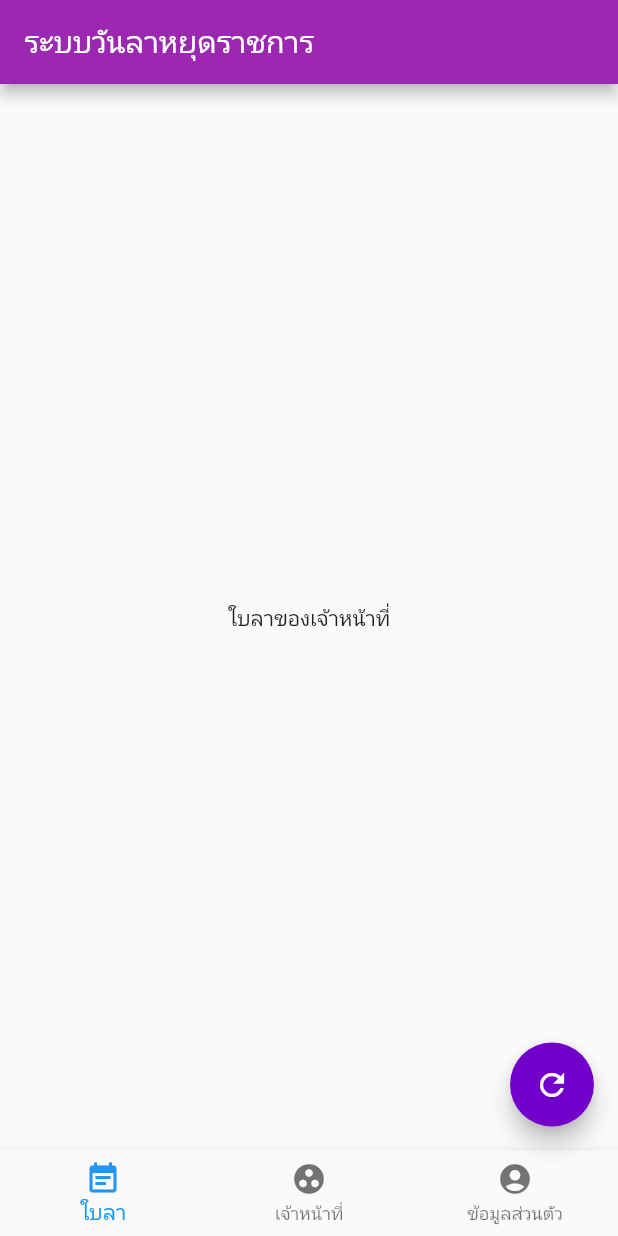
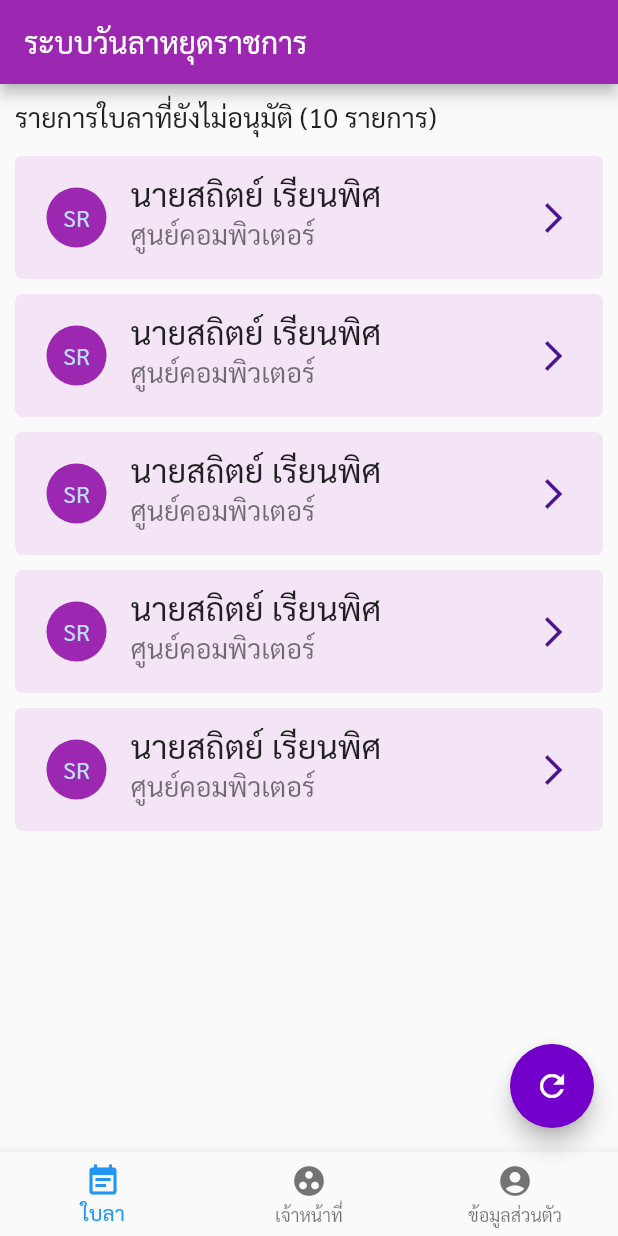
Before and after one commit to siteslave/nkp_app, a Flutter app: the screen it shows after launch, on a phone screen of 412 x 824 dp. Run offline on Flutter 3.47's test engine with Material 2 defaults, Android fonts, the phone set to English and light mode, and no system bars.

Commit message:
add list

```diff
--- a/lib/main.dart
+++ b/lib/main.dart
@@ -8,7 +8,12 @@ class MainPage extends StatelessWidget {
   Widget build(BuildContext context) {
     return MaterialApp(
       theme: ThemeData(
-          primaryColor: Colors.purple, accentColor: Color(0xff7200ca)),
+          fontFamily: 'Sarabun',
+          textTheme: TextTheme(
+              body1: TextStyle(fontSize: 18),
+              headline: TextStyle(fontSize: 25)),
+          primaryColor: Colors.purple,
+          accentColor: Color(0xff7200ca)),
       title: 'ระบบลาหยุดราชการ',
       home: HomePage(),
     );
--- a/lib/pages/leave.dart
+++ b/lib/pages/leave.dart
@@ -10,8 +10,45 @@ class _LeavePageState extends State<LeavePage> {
   Widget build(BuildContext context) {
     return Scaffold(
       // appBar: AppBar(title: Text('ใบลา')),
-      body: Center(
-        child: Text('ใบลาของเจ้าหน้าที่'),
+      body: Column(
+        mainAxisAlignment: MainAxisAlignment.start,
+        crossAxisAlignment: CrossAxisAlignment.start,
+        children: <Widget>[
+          Padding(
+            padding: const EdgeInsets.only(top: 10, left: 10, bottom: 10),
+            child: Text('รายการใบลาที่ยังไม่อนุมัติ (10 รายการ)'),
+          ),
+          Expanded(
+            child: ListView.builder(
+              itemBuilder: (BuildContext context, int index) {
+                return Container(
+                  padding: EdgeInsets.all(5),
+                  margin:
+                      EdgeInsets.only(top: 5, left: 10, right: 10, bottom: 5),
+                  decoration: BoxDecoration(
+                      color: Colors.purple[50],
+                      borderRadius: BorderRadius.all(Radius.circular(5))),
+                  child: ListTile(
+                    title: Text(
+                      'นายสถิตย์ เรียนพิศ',
+                      style: TextStyle(fontSize: 22),
+                    ),
+                    subtitle: Text('ศูนย์คอมพิวเตอร์'),
+                    leading: CircleAvatar(
+                      backgroundColor: Colors.purple,
+                      child: Text('SR'),
+                    ),
+                    trailing: Icon(
+                      Icons.arrow_forward_ios,
+                      color: Colors.purple[900],
+                    ),
+                  ),
+                );
+              },
+              itemCount: 5,
+            ),
+          )
+        ],
       ),
     );
   }
```
Also changed, not shown: pubspec.yaml (+4 -4 lines), assets/fonts/Sarabun-Regular.ttf (added).
